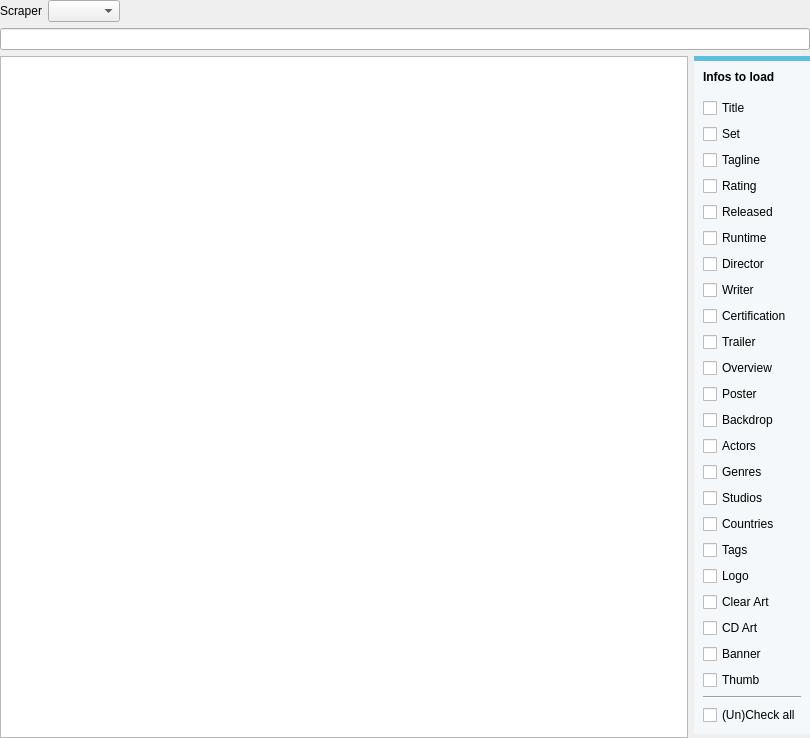
First picture: the form in movies/MovieSearchWidget.ui, repository Komet/MediaElch, before the edit.
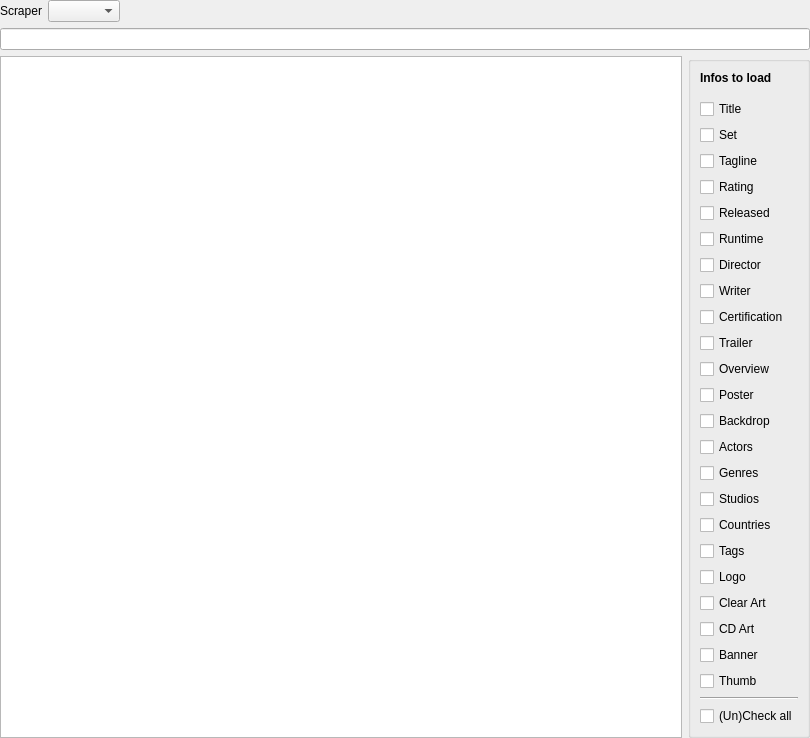
Second picture: the form after the edit. Custom widgets are drawn as their Qt base class.

```diff
--- a/movies/MovieSearchWidget.ui
+++ b/movies/MovieSearchWidget.ui
@@ -65,12 +65,6 @@
     <layout class="QHBoxLayout" name="horizontalLayout_3" stretch="0,0">
      <item>
       <widget class="QTableWidget" name="results">
-       <property name="styleSheet">
-        <string notr="true">alternate-background-color: rgb(243, 246, 250);
-color: #395265;
-selection-background-color: qlineargradient(spread:pad, x1:0, y1:0, x2:0, y2:1, stop:0 #4185b6, stop:1 #1b6aa5);
-</string>
-       </property>
        <property name="editTriggers">
         <set>QAbstractItemView::NoEditTriggers</set>
        </property>
@@ -106,13 +100,6 @@
       <layout class="QVBoxLayout" name="verticalLayout_2">
        <item>
         <widget class="QGroupBox" name="groupBox">
-         <property name="styleSheet">
-          <string notr="true">QGroupBox {
-    border-radius: 0px;
-    border-top: 5px solid #5BC0DE; 
-    background-color: #F4F8FA;
-}</string>
-         </property>
          <property name="title">
           <string/>
          </property>
```
